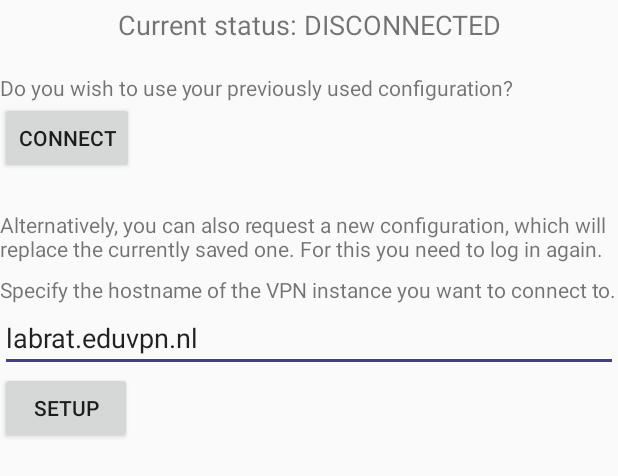
After one commit to eduvpn/android, an Android app: the layout fragment_connection_status.xml on its own in the app's theme, with its tools: preview values and no code run, on a phone screen of 412 x 824 dp. The commit adds this screen. Shown: the top 476 px of the screen. Run offline under Robolectric (Android 15) with nearby library versions, the phone set to English and light mode, and no system bars.

```diff
--- /dev/null
+++ b/app/src/main/res/layout/fragment_connection_status.xml
@@ -0,0 +1,80 @@
+<?xml version="1.0" encoding="utf-8"?>
+<RelativeLayout
+    xmlns:android="http://schemas.android.com/apk/res/android"
+    xmlns:app="http://schemas.android.com/apk/res-auto"
+    xmlns:tools="http://schemas.android.com/tools"
+    android:layout_width="match_parent"
+    android:layout_height="match_parent"
+    tools:showIn="@layout/activity_main">
+
+    <LinearLayout
+        android:id="@+id/linearLayout"
+        android:layout_width="match_parent"
+        android:layout_height="match_parent"
+        android:layout_alignParentLeft="true"
+        android:layout_alignParentStart="true"
+        android:layout_alignParentTop="true"
+        android:orientation="vertical"
+        tools:ignore="UselessParent">
+
+        <TextView
+            android:id="@+id/currentStatus"
+            android:layout_width="match_parent"
+            android:layout_height="wrap_content"
+            android:layout_marginBottom="16dp"
+            android:gravity="center"
+            android:padding="4dp"
+            android:textSize="18sp"
+            tools:text="Current status: DISCONNECTED"/>
+
+        <TextView
+            android:id="@+id/savedConfigAvailable"
+            android:layout_width="wrap_content"
+            android:layout_height="wrap_content"
+            android:text="@string/saved_configuration_available"
+            android:visibility="gone"
+            tools:visibility="visible"/>
+
+        <Button
+            android:id="@+id/connectButton"
+            android:layout_width="wrap_content"
+            android:layout_height="wrap_content"
+            android:layout_marginBottom="24dp"
+            android:text="@string/button_start_connection"
+            android:visibility="gone"
+            tools:visibility="visible"/>
+
+        <TextView
+            android:id="@+id/requestNewConfigText"
+            android:layout_width="wrap_content"
+            android:layout_height="wrap_content"
+            android:layout_marginBottom="8dp"
+            android:text="@string/request_new_config_option"
+            android:visibility="gone"
+            tools:visibility="visible"
+            />
+
+        <TextView
+            android:layout_width="wrap_content"
+            android:layout_height="wrap_content"
+            android:text="@string/custom_host_label"/>
+
+        <EditText
+            android:id="@+id/vpnUrl"
+            android:layout_width="match_parent"
+            android:layout_height="wrap_content"
+            android:enabled="true"
+            android:gravity="start"
+            android:hint="@string/custom_host_hint"
+            android:inputType="textUri"
+            android:text="@string/default_custom_host"/>
+
+        <Button
+            android:id="@+id/setupButton"
+            android:layout_width="wrap_content"
+            android:layout_height="wrap_content"
+            android:text="@string/button_setup"/>
+
+    </LinearLayout>
+
+</RelativeLayout>
--- a/app/src/main/res/values/dimens.xml
+++ b/app/src/main/res/values/dimens.xml
@@ -4,4 +4,8 @@
     <dimen name="activity_vertical_margin">16dp</dimen>
     <dimen name="actionbar_size">80dp</dimen>
     <dimen name="actionbar_icon_size">48dp</dimen>
+    <dimen name="footer_height">44dp</dimen>
+    <dimen name="footer_icon_size">32dp</dimen>
+    <dimen name="list_item_provider_height">48dp</dimen>
+    <dimen name="list_item_provider_icon_size">32dp</dimen>
 </resources>
--- a/app/src/main/res/values/strings.xml
+++ b/app/src/main/res/values/strings.xml
@@ -18,4 +18,5 @@
     <!-- Overrides resource from OpenVPN lib. Reason: bad casing-->
     <string name="clear_log">Clear log</string>
     <string name="actionbar_title">eduVPN</string>
+    <string name="choose_your_provider_title">Choose your provider</string>
 </resources>
--- a/app/src/main/res/values/styles.xml
+++ b/app/src/main/res/values/styles.xml
@@ -39,4 +39,10 @@
         <item name="colorAccent">@color/colorAccent</item>
     </style>
 
+    <style name="Header">
+        <item name="android:textSize">22sp</item>
+        <item name="fontPath">fonts/Roboto-Medium.ttf</item>
+        <item name="android:textColor">@android:color/black</item>
+    </style>
+
 </resources>
```
Also changed, not shown: app/build.gradle (+12 -2 lines), app/src/main/java/net/tuxed/vpnconfigimporter/EduVPNApplication.java (+15 -1 lines), app/src/main/java/net/tuxed/vpnconfigimporter/MainActivity.java (+7 -10 lines), app/src/main/java/net/tuxed/vpnconfigimporter/entity/Instance.java (added, +36 -0 lines), app/src/main/java/net/tuxed/vpnconfigimporter/entity/InstanceList.java (added, +30 -0 lines), app/src/main/java/net/tuxed/vpnconfigimporter/fragment/ConnectionStatusFragment.java (added, +12 -0 lines), app/src/main/java/net/tuxed/vpnconfigimporter/fragment/ProviderSelectionFragment.java (added, +49 -0 lines), app/src/main/java/net/tuxed/vpnconfigimporter/inject/ApplicationModule.java (added, +37 -0 lines), app/src/main/java/net/tuxed/vpnconfigimporter/inject/EduVPNComponent.java (added, +26 -0 lines), app/src/main/java/net/tuxed/vpnconfigimporter/service/ConfigurationService.java (added, +173 -0 lines), app/src/main/res/layout/activity_main.xml (+34 -22 lines), app/src/main/res/layout/fragment_provider_selection.xml (added, +27 -0 lines), app/src/main/res/layout/list_item_provider.xml (added, +41 -0 lines), app/src/main/res/drawable-xxhdpi/surfnet_logo.png (added), 1 more files, 1 other file.
